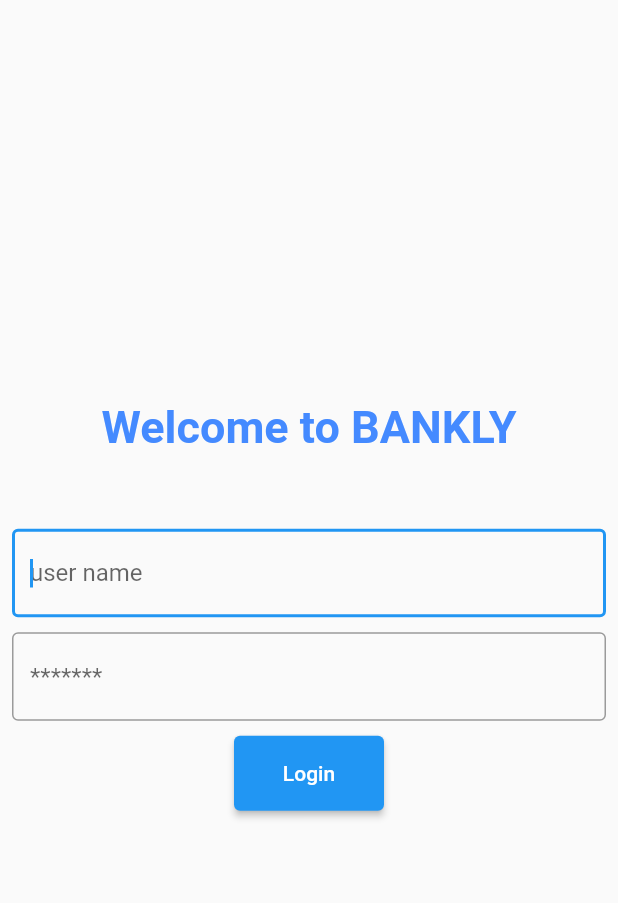
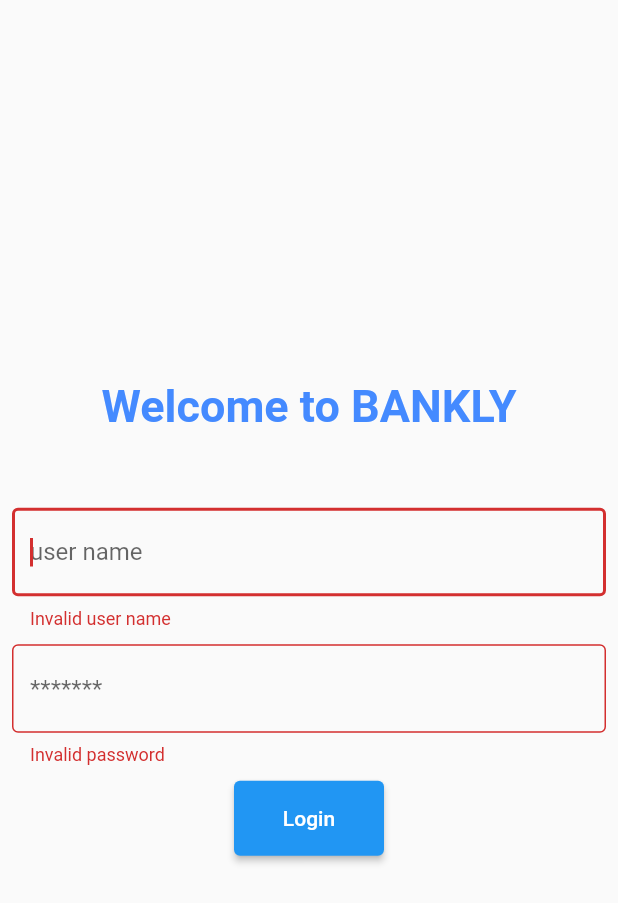
Before and after one commit to omarKazoum/bankly_flutter, a Flutter app: the screen it shows after launch, after a tap on "Login", on a phone screen of 412 x 824 dp. Shown: the top 903 px of the screen. Run offline on Flutter 3.47's test engine with Material 2 defaults, Android fonts, the phone set to English and light mode, and no system bars; missing offline and left inert: visibility_aware_state; network calls fail.

Commit message:
added error highlighting

```diff
--- a/lib/login_screen.dart
+++ b/lib/login_screen.dart
@@ -16,7 +16,7 @@ class _LoginScreenState extends State<LoginScreen> {
   bool isLoading = false;
   String userName = '';
   String password='';
-  String error='';
+  bool error=false;
   BuildContext? mContext;
 
   Future<void> login() async {
@@ -32,21 +32,27 @@ class _LoginScreenState extends State<LoginScreen> {
     });
     request.headers.addAll(headers);
 
+    try {
       http.StreamedResponse response = await request.send();
-
       if (response.statusCode == 202) {
-      String jsonText=await response.stream.bytesToString();
-      JWT_TOKEN=jsonDecode(jsonText)['jwtToken'];
+        String jsonText = await response.stream.bytesToString();
+        JWT_TOKEN = jsonDecode(jsonText)['jwtToken'];
         print("token updated to $JWT_TOKEN");
-      if(mContext!=null && Navigator.canPop(mContext!)){
+        if (mContext != null && Navigator.canPop(mContext!)) {
           Navigator.pop(mContext!);
         }
-      Navigator.push(mContext!, MaterialPageRoute(builder: (context)=> MainScreen()));
+        Navigator.push(
+            mContext!, MaterialPageRoute(builder: (context) => MainScreen()));
       }
       else {
         print(response.reasonPhrase);
         setState(() {
-        error="Invalid user name or password";
+          error = true;
+        });
+      }
+    }catch(e){
+      setState(() {
+        error=true;
       });
     }
   }
@@ -66,7 +72,8 @@ class _LoginScreenState extends State<LoginScreen> {
                 ,
                 SizedBox(width:100,height:50),
                 TextField(
-                  decoration: const InputDecoration(
+                  decoration:  InputDecoration(
+                      errorText: error ? "Invalid user name": null,
                       border: OutlineInputBorder(), hintText: "user name"),
                   autofocus: true,
                   onChanged: (text) {
@@ -76,7 +83,8 @@ class _LoginScreenState extends State<LoginScreen> {
                 SizedBox(width:100,height:10)
               ,
                 TextField(
-                  decoration: const InputDecoration(
+                  decoration: InputDecoration(
+                      errorText: error ? "Invalid password": null,
                       border: OutlineInputBorder(), hintText: "*******"),
                   autofocus: true,
                   onChanged: (text) {
@@ -87,8 +95,7 @@ class _LoginScreenState extends State<LoginScreen> {
                 SizedBox(
                     width: 100,
                     height: 50,
-                    child: ElevatedButton(onPressed: login, child: Text("Login"))),
-                Text(error,style: TextStyle(color:Colors.red),)
+                    child: ElevatedButton(onPressed: login, child: Text("Login")))
               ],
             ),
           ),
--- a/lib/main.dart
+++ b/lib/main.dart
@@ -72,7 +72,7 @@ class _MainScreenState extends State<MainScreen>{
                                   size: 75,
                                 )),
                             const SizedBox(width: 1, height: 2),
-                            const Text("User name"),
+                            const Text("User name",),
                             const SizedBox(width: 1, height: 10),
                             const Text("user@email.com"),
                             const SizedBox(width: 1, height: 15),
```
Lines whose indentation alone changed are shown as unchanged.
